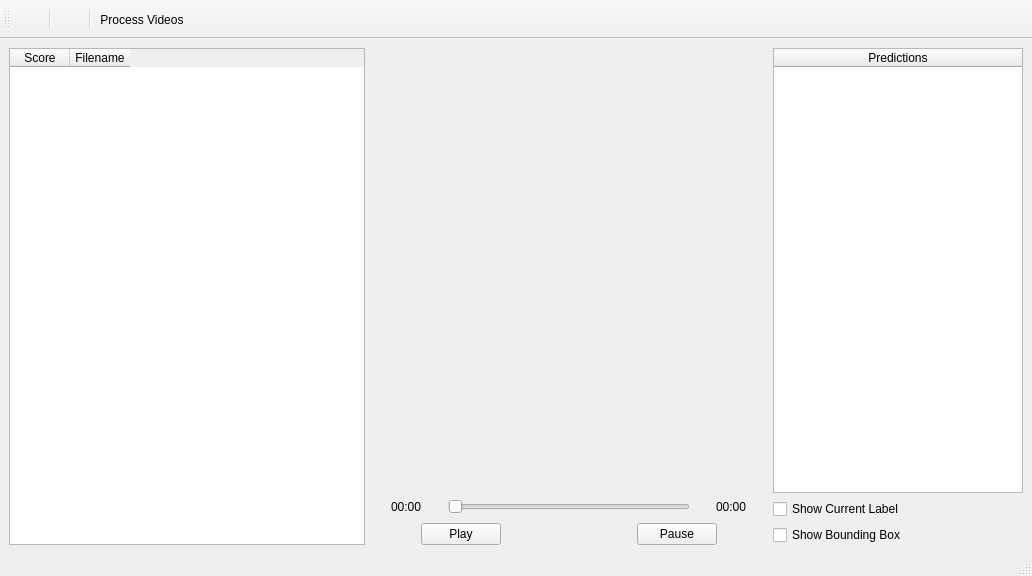
Qt form App.ui (byq-luo/bosch) before a commit.
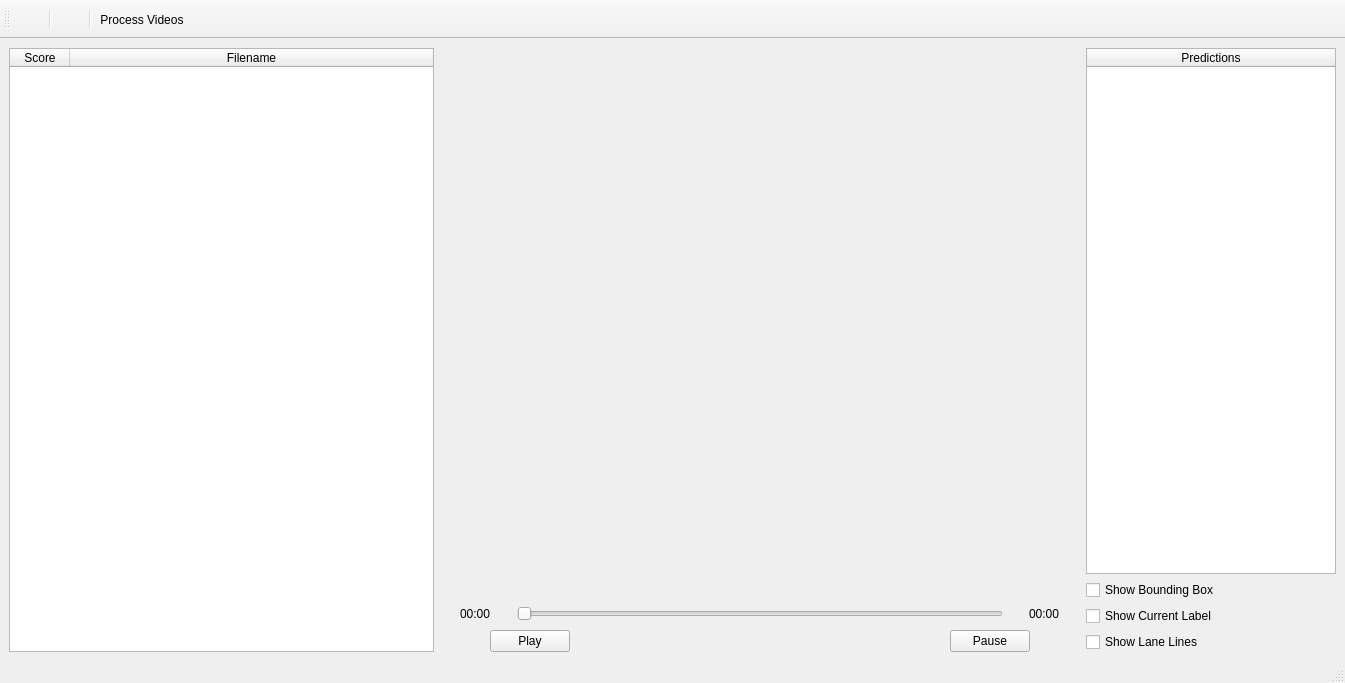
The same form after that commit. Icons and pictures are not drawn. Custom widgets are drawn as their Qt base class.

Commit message: Put lane.py into LaneLineDetector.py.

The edit to the form file:
```diff
--- a/App.ui
+++ b/App.ui
@@ -6,8 +6,8 @@
    <rect>
     <x>0</x>
     <y>0</y>
-    <width>1032</width>
-    <height>576</height>
+    <width>1345</width>
+    <height>683</height>
    </rect>
   </property>
   <property name="windowTitle">
@@ -21,7 +21,7 @@
        <widget class="QTableWidget" name="fileTableWidget">
         <property name="maximumSize">
          <size>
-          <width>375</width>
+          <width>425</width>
           <height>16777215</height>
          </size>
         </property>
@@ -53,7 +53,7 @@
          <bool>false</bool>
         </attribute>
         <attribute name="horizontalHeaderStretchLastSection">
-         <bool>false</bool>
+         <bool>true</bool>
         </attribute>
         <attribute name="verticalHeaderVisible">
          <bool>false</bool>
@@ -288,13 +288,6 @@
         </column>
        </widget>
       </item>
-      <item>
-       <widget class="QCheckBox" name="showLabelsCheckbox">
-        <property name="text">
-         <string>Show Current Label</string>
-        </property>
-       </widget>
-      </item>
       <item>
        <widget class="QCheckBox" name="boundingBoxCheckbox">
         <property name="text">
@@ -302,6 +295,20 @@
         </property>
        </widget>
       </item>
+      <item>
+       <widget class="QCheckBox" name="showLabelsCheckbox">
+        <property name="text">
+         <string>Show Current Label</string>
+        </property>
+       </widget>
+      </item>
+      <item>
+       <widget class="QCheckBox" name="showLaneLinesCheckbox">
+        <property name="text">
+         <string>Show Lane Lines</string>
+        </property>
+       </widget>
+      </item>
      </layout>
     </item>
    </layout>
```
The commit also changes 6 other files.
